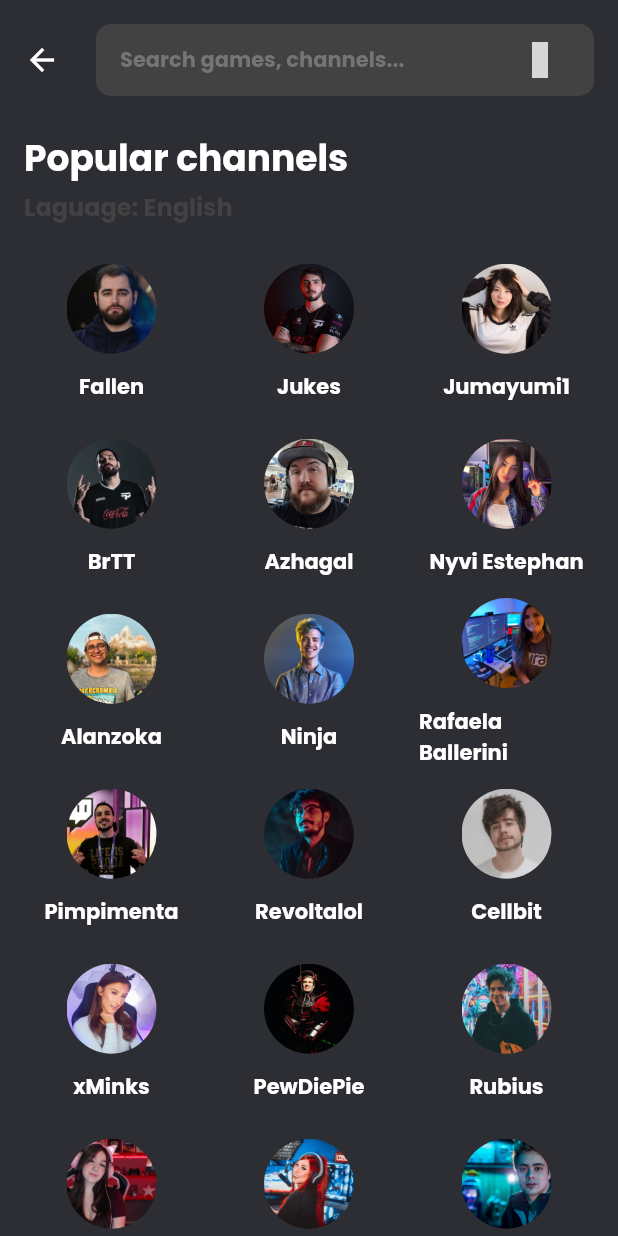
After one commit to MFillipe/game-streaming, a Flutter app: the Explore screen opened directly, scrolled down 54 dp, after a tap on "Open all", on a phone screen of 412 x 824 dp. The commit adds this screen. Run offline on Flutter 3.47's test engine with Material 2 defaults, Android fonts, the phone set to English and light mode, and no system bars; our stand-ins replace flutter_icons, google_fonts; grey boxes are pictures that could not be loaded.

Commit message:
feat: finish popularChannels page

```diff
--- a/lib/screens/explore/explore.dart
+++ b/lib/screens/explore/explore.dart
@@ -1,6 +1,7 @@
 import 'package:flutter/material.dart';
 import 'package:game_streamming/utils/constants.dart';
 import 'package:game_streamming/screens/explore/explore_all.dart';
+import 'package:game_streamming/screens/explore/popular_channels.dart';
 
 class Explore extends StatefulWidget {
   @override
@@ -14,7 +15,24 @@
   void initState() {
     super.initState();
     setState(() {
-      currentWidgetView = ExploreAll();
+      switchTo("explore_all");
+    });
+  }
+
+  switchTo(String widgetName) {
+    setState(() {
+      switch (widgetName) {
+        case "explore_all":
+          currentWidgetView = ExploreAll(onPress: () {
+            switchTo("popular_channels");
+          });
+          break;
+        case "popular_channels":
+          currentWidgetView = PopularChannels(onPress: () {
+            switchTo("explore_all");
+          });
+          break;
+      }
     });
   }
 
--- a/lib/screens/explore/explore_all.dart
+++ b/lib/screens/explore/explore_all.dart
@@ -6,6 +6,10 @@
 import 'package:game_streamming/shared/rounded_label.dart';
 
 class ExploreAll extends StatefulWidget {
+  final Function onPress;
+
+  ExploreAll({@required this.onPress});
+
   @override
   _ExploreAllState createState() => _ExploreAllState();
 }
@@ -144,12 +148,17 @@
                               fontSize: 18,
                               fontWeight: FontWeight.bold),
                         ),
-                        Text(
-                          "Open all",
-                          style: TextStyle(
-                              color: Colors.grey[600],
-                              fontSize: 16,
-                              fontWeight: FontWeight.bold),
+                        GestureDetector(
+                          onTap: () {
+                            widget.onPress();
+                          },
+                          child: Text(
+                            "Open all",
+                            style: TextStyle(
+                                color: Colors.grey[600],
+                                fontSize: 16,
+                                fontWeight: FontWeight.bold),
+                          ),
                         )
                       ],
                     ),
--- /dev/null
+++ b/lib/screens/explore/popular_channels.dart
@@ -0,0 +1,176 @@
+import 'package:flutter/material.dart';
+import 'package:flutter_icons/flutter_icons.dart';
+import 'package:game_streamming/shared/custom_field.dart';
+import 'package:game_streamming/shared/custom_filled_field.dart';
+import 'package:game_streamming/shared/popular_channel_item.dart';
+
+class PopularChannels extends StatelessWidget {
+  final Function onPress;
+
+  PopularChannels({@required this.onPress});
+
+  @override
+  Widget build(BuildContext context) {
+    return SafeArea(
+      child: Column(
+        crossAxisAlignment: CrossAxisAlignment.start,
+        children: [
+          Padding(
+            padding: EdgeInsets.all(16),
+            child: Row(
+              mainAxisAlignment: MainAxisAlignment.center,
+              children: [
+                GestureDetector(
+                  onTap: () {
+                    onPress();
+                  },
+                  child: Icon(
+                    Icons.arrow_back,
+                    color: Colors.white,
+                  ),
+                ),
+                SizedBox(
+                  width: 24,
+                ),
+                Expanded(
+                    child: CustomFilledField(
+                  label: "Search games, channels...",
+                  iconData: Octicons.settings,
+                )),
+              ],
+            ),
+          ),
+          Padding(
+            padding: EdgeInsets.all(16),
+            child: Column(
+              crossAxisAlignment: CrossAxisAlignment.start,
+              children: [
+                Text(
+                  "Popular channels",
+                  style: TextStyle(
+                    color: Colors.white,
+                    fontSize: 24,
+                    fontWeight: FontWeight.bold,
+                    height: 1,
+                  ),
+                ),
+                SizedBox(
+                  height: 12,
+                ),
+                Text(
+                  "Laguage: English",
+                  style: TextStyle(
+                    color: Colors.grey[800],
+                    fontSize: 16,
+                    fontWeight: FontWeight.bold,
+                    height: 1,
+                  ),
+                ),
+              ],
+            ),
+          ),
+          Expanded(
+            child: Padding(
+              padding: EdgeInsets.symmetric(horizontal: 16),
+              child: GridView.count(
+                physics: BouncingScrollPhysics(),
+                crossAxisCount: 3,
+                crossAxisSpacing: 15,
+                children: [
+                  PopularChannelItem(
+                      imageUrl: "assets/images/fallen.jpg",
+                      name: "Fallen",
+                      variation: false),
+                  PopularChannelItem(
+                      imageUrl: "assets/images/jukes.jpg",
+                      name: "Jukes",
+                      variation: false),
+                  PopularChannelItem(
+                      imageUrl: "assets/images/jumayumi1.jpg",
+                      name: "Jumayumi1",
+                      variation: false),
+                  PopularChannelItem(
+                      imageUrl: "assets/images/brttoficial.jpg",
+                      name: "BrTT",
+                      variation: false),
+                  PopularChannelItem(
+                      imageUrl: "assets/images/fifauser.jpg",
+                      name: "Azhagal",
+                      variation: false),
+                  PopularChannelItem(
+                      imageUrl: "assets/images/nyviestephan.jpg",
+                      name: "Nyvi Estephan",
+                      variation: false),
+                  PopularChannelItem(
+                      imageUrl: "assets/images/alanzoka.jpg",
+                      name: "Alanzoka",
+                      variation: false),
+                  PopularChannelItem(
+                      imageUrl: "assets/images/ninja.jpg",
+                      name: "Ninja",
+                      variation: false),
+                  PopularChannelItem(
+                      imageUrl: "assets/images/rafaballerini.jpg",
+                      name: "Rafaela Ballerini",
+                      variation: false),
+                  PopularChannelItem(
+                      imageUrl: "assets/images/pimpimenta.jpg",
+                      name: "Pimpimenta",
+                      variation: false),
+                  PopularChannelItem(
+                      imageUrl: "assets/images/revoltalol.jpg",
+                      name: "Revoltalol",
+                      variation: false),
+                  PopularChannelItem(
+                      imageUrl: "assets/images/cellbit.jpg",
+                      name: "Cellbit",
+                      variation: false),
+                  PopularChannelItem(
+                      imageUrl: "assets/images/xminks.jpg",
+                      name: "xMinks",
+                      variation: false),
+                  PopularChannelItem(
+                      imageUrl: "assets/images/pewdiepie.jpg",
+                      name: "PewDiePie",
+                      variation: false),
+                  PopularChannelItem(
+                      imageUrl: "assets/images/rubius.jpg",
+                      name: "Rubius",
+                      variation: false),
+                  PopularChannelItem(
+                      imageUrl: "assets/images/carolzinhasg.png",
+                      name: "CarolzinhaSG",
+                      variation: false),
+                  PopularChannelItem(
+                      imageUrl: "assets/images/dianazambrozuski.jpg",
+                      name: "Diana ZK",
+                      variation: false),
+                  PopularChannelItem(
+                      imageUrl: "assets/images/stonedyoda.jpg",
+                      name: "StonedYoda",
+                      variation: false),
+                  PopularChannelItem(
+                      imageUrl: "assets/images/taco.jpg",
+                      name: "Taco",
+                      variation: false),
+                  PopularChannelItem(
+                      imageUrl: "assets/images/legendarylea.jpg",
+                      name: "LegendaryLea",
+                      variation: false),
+                  PopularChannelItem(
+                      imageUrl: "assets/images/kamikat.jpg",
+                      name: "KamiKat",
+                      variation: false),
+                  PopularChannelItem(
+                      imageUrl: "assets/images/felps.jpg",
+                      name: "Felps",
+                      variation: false),
+                ],
+              ),
+            ),
+          ),
+        ],
+      ),
+    );
+  }
+}
```
Also changed, not shown: assets/images/brttoficial.jpg (added), assets/images/carolzinhasg.png (added), assets/images/cellbit.jpg (added), assets/images/dianazambrozuski.jpg (added), assets/images/fallen.jpg (added), assets/images/felps.jpg (added), assets/images/kamikat.jpg (added), assets/images/legendarylea.jpg (added), assets/images/nyviestephan.jpg (added), assets/images/pewdiepie.jpg (added), assets/images/pimpimenta.jpg (added), assets/images/rafaballerini.jpg (added), assets/images/revoltalol.jpg (added), assets/images/rubius.jpg (added), 3 more files.
